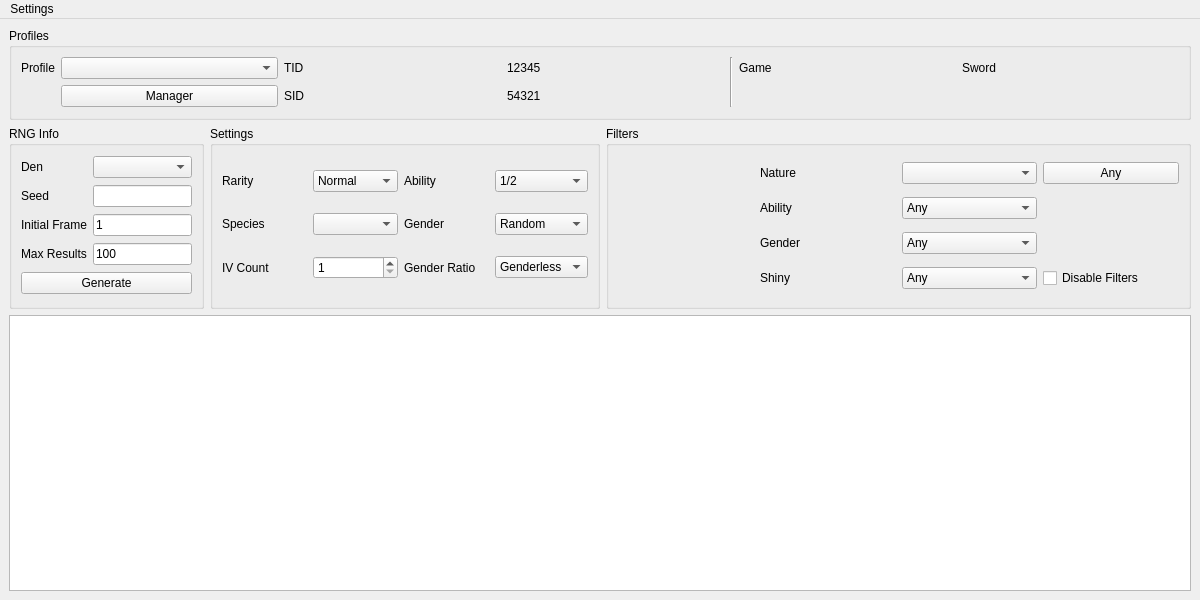
The window that Forms/MainWindow.ui (Admiral-Fish/RaidFinder) describes before a commit, drawn with Qt 5.
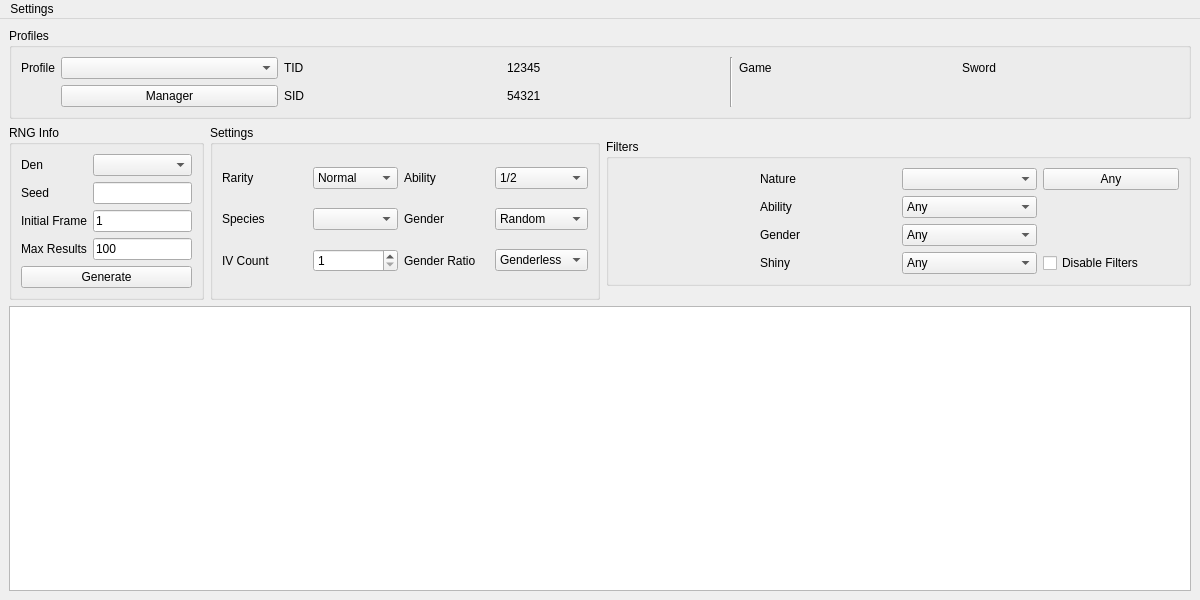
The same window after the commit. Custom widgets are drawn as their Qt base class.

Commit message: Tweak size scaling

What changed in the file:
```diff
--- a/Forms/MainWindow.ui
+++ b/Forms/MainWindow.ui
@@ -21,7 +21,7 @@
     <item row="0" column="0" colspan="3">
      <widget class="QGroupBox" name="groupBoxProfile">
       <property name="sizePolicy">
-       <sizepolicy hsizetype="Preferred" vsizetype="Preferred">
+       <sizepolicy hsizetype="Preferred" vsizetype="Fixed">
         <horstretch>0</horstretch>
         <verstretch>1</verstretch>
        </sizepolicy>
@@ -108,7 +108,7 @@
     <item row="1" column="0">
      <widget class="QGroupBox" name="groupBoxStationaryRNGInfo">
       <property name="sizePolicy">
-       <sizepolicy hsizetype="Preferred" vsizetype="Preferred">
+       <sizepolicy hsizetype="Preferred" vsizetype="Fixed">
         <horstretch>1</horstretch>
         <verstretch>2</verstretch>
        </sizepolicy>
@@ -188,7 +188,7 @@
     <item row="1" column="1">
      <widget class="QGroupBox" name="groupBoxStationarySettings">
       <property name="sizePolicy">
-       <sizepolicy hsizetype="Preferred" vsizetype="Preferred">
+       <sizepolicy hsizetype="Preferred" vsizetype="Minimum">
         <horstretch>2</horstretch>
         <verstretch>2</verstretch>
        </sizepolicy>
@@ -349,7 +349,7 @@
     <item row="1" column="2">
      <widget class="QGroupBox" name="groupBoxStationaryFilter">
       <property name="sizePolicy">
-       <sizepolicy hsizetype="Preferred" vsizetype="Preferred">
+       <sizepolicy hsizetype="Preferred" vsizetype="Fixed">
         <horstretch>3</horstretch>
         <verstretch>2</verstretch>
        </sizepolicy>
```
